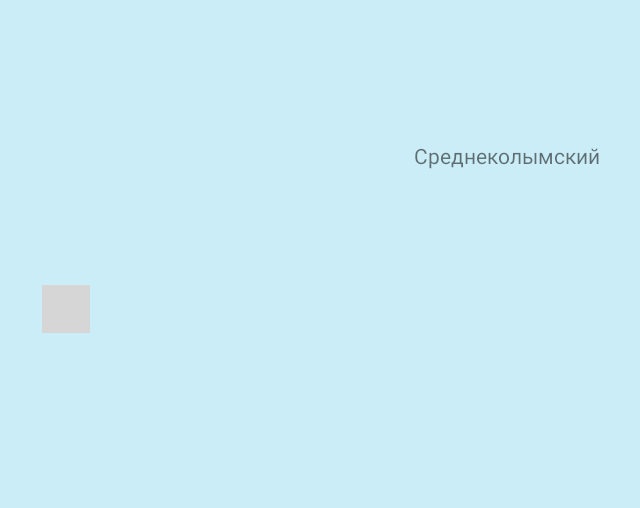
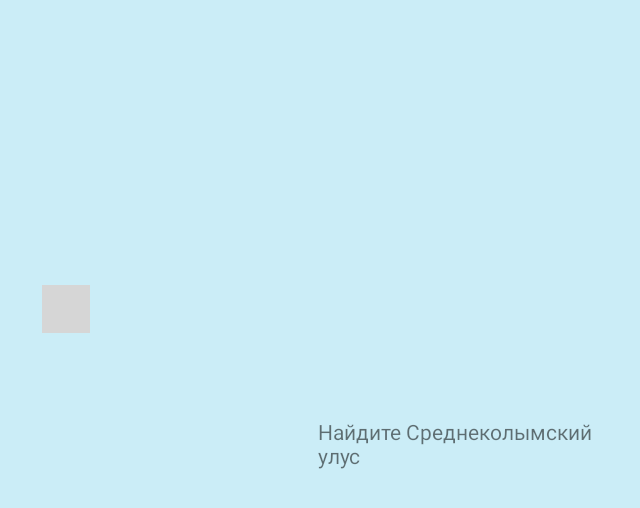
Before and after one commit to Kim1350/mapApp, an Android app: the QuizActivity screen opened directly, with no data from a screen before it, on a phone screen of 824 x 412 dp (held sideways). Shown: the top 508 px of the screen, without its empty margins (552-1192 px from the left). Run offline under Robolectric (Android 15) with nearby library versions, the phone set to English and light mode, and no system bars; libraries missing offline, so code that uses them is left out: com.richpath, com.richpathanimator; plain views replace RichPathView; 2 statements that could not run were skipped; grey boxes are pictures that could not be loaded.

Commit message:
Небольшая доработка QuizActivity.java и activity_quiz.xml

```diff
--- a/app/src/main/java/space/rob/map_app/QuizActivity.java
+++ b/app/src/main/java/space/rob/map_app/QuizActivity.java
@@ -1,6 +1,4 @@
 package space.rob.map_app;
-
-import androidx.appcompat.app.AppCompatActivity;
 
 import android.content.Intent;
 import android.os.Bundle;
@@ -9,12 +7,19 @@ import com.richpath.RichPath;
 import com.richpath.RichPathView;
 import com.richpathanimator.RichPathAnimator;
 import android.app.Activity;
+import android.view.View;
 import android.view.Window;
 import android.view.WindowManager;
 import android.widget.TextView;
 
+import androidx.constraintlayout.widget.ConstraintLayout;
+
+import org.w3c.dom.Text;
+
 
 public class QuizActivity extends Activity {
+
+    boolean canClick = true;
 
     RichPathView richPathView;
 
@@ -25,15 +30,15 @@ public class QuizActivity extends Activity {
             "Region_20", "Region_21", "Region_22", "Region_23", "Region_24",
             "Region_25", "Region_26", "Region_27", "Region_28", "Region_29",
             "Region_30", "Region_31", "Region_32", "Region_32", "Region_33",
-            "Region_34"};
+            "Region_34", "Region_35"};
 
-    String[] regions = {"Абыйский", "Алданский", "Аллаиховский", "Амгинский", "Анабарский",
-            "Булунский", "Верхневилюйский", "Верхнеколымский", "Верхоянский", "Вилюйский",
-            "Горный", "Жиганский", "Кобяйский", "Ленский", "Мегино-Кангаласский",
-            "Мирный", "Момский", "Намский", "Нерюнгринский", "Нижеколымский",
-            "Нюрбинский", "Оймяконский", "Оленекский", "Олекминский", "Среднеколымский",
-            "Сунтарский", "Таттинский", "Томпонский", "Усть-Алданский", "Усть-Майский",
-            "Усть-Янский", "Хангаласский", "Чурапчинский", "Эвено-Бытантайский"};
+    String[] regions = {"Абыйский улус", "Алданский улус", "Аллаиховский улус", "Амгинский улус", "Анабарский национальный (долгано-эвенкийский) улус",
+            "Булунский улус", "Верхневилюйский улус", "Верхнеколымский улус", "Верхоянский улус", "Вилюйский улус",
+            "Горный улус", "Жиганский национальный эвенкийский улус", "Кобяйский улус", "Ленский улус", "Мегино-Кангаласский улус",
+            "Мирнинский район", "Момский национальный эвенский улус", "Намский улус", "Нерюнгринский улус", "Нижеколымский улус",
+            "Нюрбинский улус", "Оймяконский улус", "Оленекский эвенкийский национальный улус", "Олекминский улус", "Среднеколымский улус",
+            "Сунтарский улус", "Таттинский улус", "Томпонский улус", "Усть-Алданский улус", "Усть-Майский улус",
+            "Усть-Янский улус", "Хангаласский улус", "Чурапчинский улус", "Эвено-Бытантайский национальный улус", "город Якутск"};
 
     @Override
     protected void onCreate(Bundle savedInstanceState) {
@@ -44,13 +49,21 @@ public class QuizActivity extends Activity {
 
         TextView textView = findViewById(R.id.txtNextRegion);
         int randomNumber = (int)((Math.random() * (34 - 0)) + 0);
-        textView.setText(regions[randomNumber]);
+        textView.setText("Найдите " + regions[randomNumber]);
+
+        ConstraintLayout constraintLayout = findViewById(R.id.playAgain);
+        TextView txtPlayAgain = findViewById(R.id.txtPlayAgain);
 
         richPathView = findViewById(R.id.map);
         richPathView.setOnPathClickListener(new RichPath.OnPathClickListener() {
             @Override
             public void onClick(RichPath richPath) {
-                if (richPath.getName().equals(regionNumbers[randomNumber])) {
+                if (richPath.getName().equals(regionNumbers[randomNumber]) && canClick) {
+                    canClick = false;
+                    txtPlayAgain.setText("Поздравляем! Вы нашли " + regions[randomNumber] +"! Хотите сыграть еще раз?");
+                    constraintLayout.setVisibility(View.VISIBLE);
+
+
                     if(richPath.getName().equals("Region_6")) {
                         for(int i = 0; i < 15; i++) {
                             RichPath richPathRegion6 = richPathView.findRichPathByIndex(i);
@@ -63,7 +76,7 @@ public class QuizActivity extends Activity {
                                 .fillColor((255 & 0xff) << 24 | (50 & 0xff) << 16 | (128 & 0xff) << 8 | (50 & 0xff))
                                 .start();
                     }
-                } else if (!richPath.getName().equals(regionNumbers[randomNumber])) {
+                } else if (!richPath.getName().equals(regionNumbers[randomNumber]) && canClick) {
                     if(richPath.getName().equals("Region_6")) {
                         for(int i = 0; i < 15; i++) {
                             RichPath richPathRegion6 = richPathView.findRichPathByIndex(i);
@@ -80,6 +93,18 @@ public class QuizActivity extends Activity {
             }
         });
     }
+
+    public void PlayAgain(View view) {
+        finish();
+        startActivity(getIntent());
+    }
+
+    public void EndGame(View view) {
+        Intent intent = new Intent(QuizActivity.this, Menu.class);
+        startActivity(intent);
+        finish();
+    }
+
     //системная кнопка назад
     @Override
     public void onBackPressed()
--- /dev/null
+++ b/app/src/main/res/drawable/card.xml
@@ -0,0 +1,6 @@
+<?xml version="1.0" encoding="utf-8"?>
+<shape xmlns:android="http://schemas.android.com/apk/res/android">
+    <stroke android:width="5dp" android:color="@color/purple_500"></stroke>
+    <solid android:color="#FFFFFF"></solid>
+    <corners android:radius="30dp"></corners>
+</shape>
--- a/app/src/main/res/drawable/map.xml
+++ b/app/src/main/res/drawable/map.xml
@@ -231,7 +231,7 @@
         android:strokeMiterLimit="10"
         android:pathData="M971.82,694.05c-2.66-0.57-3.88-1.55-4.81-1-1.4 0.81 0.63,3.56-1.2,6.11a5.43,5.43,0,0,1-1.08,1.13c2.35,2.07,3.17,6,3.48,7,0.64,2,0.37,3.79,0,6.11-0.43,2.78-0.9,2.62-1.2,5.09a48.09,48.09,0,0,0,0,6.11c0,1.4-1.54,3.92-2.16,5.32,2.31,2.25-0.43,5.91,2.16,8.93,1.48,1.72,3.79,2.17,8.41,3.06a87.44,87.44,0,0,0,12,1c5,0.24,6,0.16,7.21,1,2.45,1.78,2.42,5.33,2.4,7.13,0,3.38-1.32,5.07,0,7.13a25.35,25.35,0,0,0,3.22,3.78,23.38,23.38,0,0,0,2.79-2.77c1.5-1.77,3.17-3.74,3.6-6.1 0.82 -4.46-3.51-6.13-6-12.22-0.67-1.63-3.53-8.64,0-14.26,1.92-3,6.08-5.08,14.41-9.16,3.9-1.91,5.09-2.2,6.82-3.13-1.34-0.35-4.9-2-5.62-2-5.49-0.91-6-1-6-1-3-0.62-5.91-1.25-8.41-3.05-2.74-2-3.77-4.55-4.81-7.13-1.49-3.73-0.79-4.94-2.4-7.13a12.21,12.21,0,0,0-5.6-3.92c-3.57,2.08-6.25,3.41-10,3.92A19.54,19.54,0,0,1,971.82,694.05Z" />
     <path
-        android:name="Region_ERROR"
+        android:name="Region_35"
         android:fillColor="#FAA99A"
         android:strokeColor="#00aae1"
         android:strokeWidth="2"
--- a/app/src/main/res/layout/activity_quiz.xml
+++ b/app/src/main/res/layout/activity_quiz.xml
@@ -19,15 +19,64 @@
 
     </com.richpath.RichPathView>
 
+    <androidx.constraintlayout.widget.ConstraintLayout
+        android:id="@+id/playAgain"
+        android:layout_width="350dp"
+        android:layout_height="250dp"
+        android:background="@drawable/card"
+        android:visibility="gone"
+        app:layout_constraintBottom_toBottomOf="@+id/map"
+        app:layout_constraintEnd_toEndOf="@+id/map"
+        app:layout_constraintStart_toStartOf="parent"
+        app:layout_constraintTop_toTopOf="parent">
+
+        <Button
+            android:id="@+id/button3"
+            android:layout_width="wrap_content"
+            android:layout_height="wrap_content"
+            android:onClick="EndGame"
+            android:text="Нет"
+            app:layout_constraintBottom_toBottomOf="parent"
+            app:layout_constraintEnd_toEndOf="parent"
+            app:layout_constraintHorizontal_bias="0.85"
+            app:layout_constraintStart_toStartOf="parent"
+            app:layout_constraintTop_toTopOf="parent"
+            app:layout_constraintVertical_bias="0.85" />
+
+        <Button
+            android:id="@+id/button2"
+            android:layout_width="wrap_content"
+            android:layout_height="wrap_content"
+            android:onClick="PlayAgain"
+            android:text="Да"
+            app:layout_constraintBottom_toBottomOf="parent"
+            app:layout_constraintEnd_toEndOf="parent"
+            app:layout_constraintHorizontal_bias="0.15"
+            app:layout_constraintStart_toStartOf="parent"
+            app:layout_constraintTop_toTopOf="parent"
+            app:layout_constraintVertical_bias="0.85" />
+
+        <TextView
+            android:id="@+id/txtPlayAgain"
+            android:layout_width="300dp"
+            android:layout_height="100dp"
+            android:text="Поздравляем! Вы нашли NULL! Хотите сыграть еще раз?"
+            app:layout_constraintBottom_toBottomOf="parent"
+            app:layout_constraintEnd_toEndOf="parent"
+            app:layout_constraintStart_toStartOf="parent"
+            app:layout_constraintTop_toTopOf="parent"
+            app:layout_constraintVertical_bias="0.23000002" />
+    </androidx.constraintlayout.widget.ConstraintLayout>
+
     <TextView
         android:id="@+id/txtNextRegion"
-        android:layout_width="wrap_content"
-        android:layout_height="wrap_content"
+        android:layout_width="200dp"
+        android:layout_height="100dp"
         app:layout_constraintBottom_toBottomOf="parent"
         app:layout_constraintEnd_toEndOf="parent"
-        app:layout_constraintHorizontal_bias="0.92"
+        app:layout_constraintHorizontal_bias="0.93"
         app:layout_constraintStart_toStartOf="parent"
         app:layout_constraintTop_toTopOf="parent"
-        app:layout_constraintVertical_bias="0.24000001" />
+        app:layout_constraintVertical_bias="0.89" />
 
 </androidx.constraintlayout.widget.ConstraintLayout>
```
